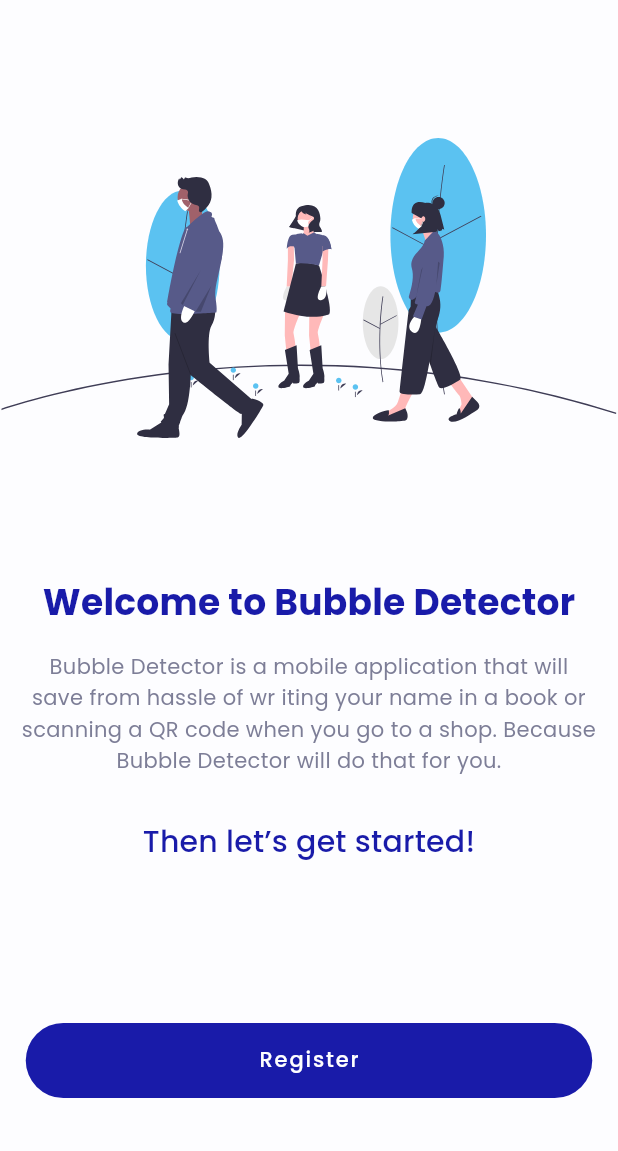
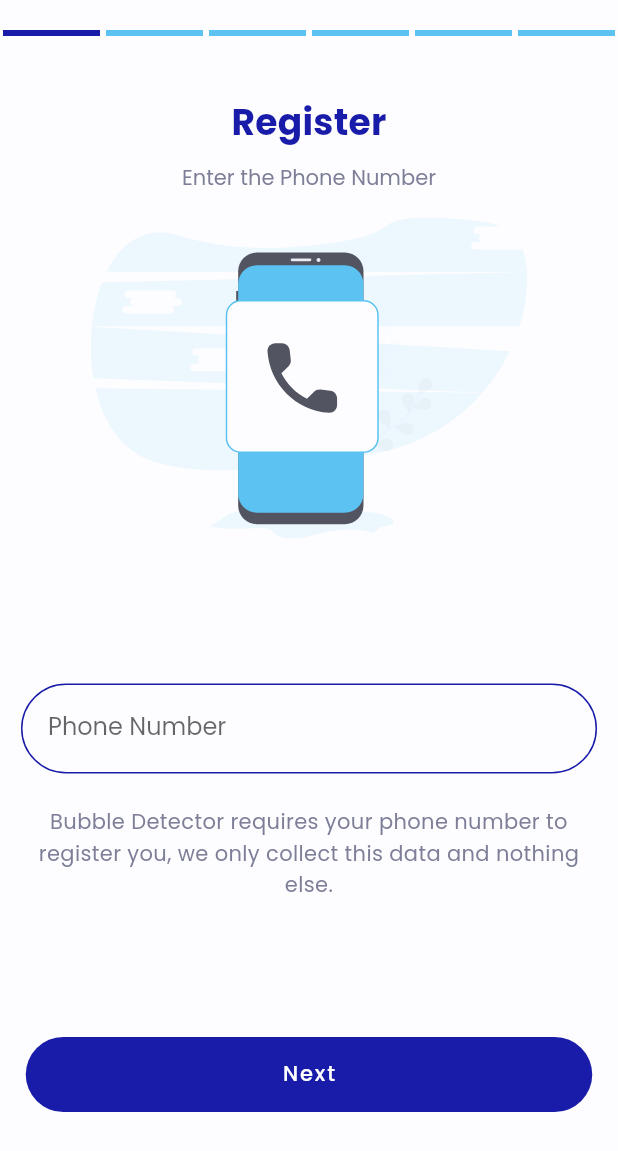
Before and after one commit to anjuchamantha/COVID19-Bubble-Detector, a Flutter app: the screen it shows after launch, on a phone screen of 412 x 824 dp. Shown: the top 1151 px of the screen. Run offline on Flutter 3.47's test engine with Material 2 defaults, Android fonts, the phone set to English and light mode, and no system bars; drawn by our look-alikes of step_progress_indicator; our stand-ins replace firebase_auth, firebase_core, flutter_svg, get; accounts and stored records are empty.

Commit message:
landing page phone number done

```diff
--- a/bubble_detector/lib/main.dart
+++ b/bubble_detector/lib/main.dart
@@ -8,6 +8,7 @@ import 'bindings/home_bindings.dart';
 import 'bindings/splash_bindings.dart';
 import 'util/theme.dart';
 import 'views/pages/Landing/landing_one.dart';
+import 'views/pages/Landing/landing_outer.dart';
 import 'views/pages/home_page.dart';
 import 'views/pages/splash_page.dart';
 
@@ -23,7 +24,7 @@ void main() async {
     GetMaterialApp(
       initialBinding: AppBinding(),
       theme: PrimaryTheme.buildTheme(),
-      initialRoute: '/landing_one',
+      initialRoute: '/landing_outer',
       getPages: [
         GetPage(
           name: '/splash',
@@ -33,6 +34,10 @@ void main() async {
         GetPage(
           name: '/landing_one',
           page: () => LandingOne(),
+        ),
+        GetPage(
+          name: '/landing_outer',
+          page: () => LandingOuter(),
         ),
         GetPage(
           name: '/home',
--- a/bubble_detector/lib/util/theme.dart
+++ b/bubble_detector/lib/util/theme.dart
@@ -6,6 +6,7 @@ abstract class PrimaryTheme {
       brightness: Brightness.light,
       fontFamily: 'Poppins',
       primaryColor: _ProjectColors.PRIMARY_COLOR,
+      secondaryHeaderColor: _ProjectColors.SECONDARY_COLOR,
       textTheme: TextTheme(
         bodyText1: TextStyle(),
         bodyText2: TextStyle(),
@@ -40,5 +41,6 @@ abstract class PrimaryTheme {
 abstract class _ProjectColors {
   static const Color BACKGROUND_COLOR = Color(0xffFDFDFF);
   static const Color PRIMARY_COLOR = Color(0xff191BA9);
+  static const Color SECONDARY_COLOR = Color(0xff5BC2F1);
   static const Color ACCENT_COLOR = Color(0xff7D7E97);
 }
--- a/bubble_detector/lib/views/pages/Landing/landing_one.dart
+++ b/bubble_detector/lib/views/pages/Landing/landing_one.dart
@@ -1,7 +1,8 @@
+import 'package:flutter/material.dart';
+import 'package:flutter_svg/flutter_svg.dart';
+
 import '../../widgets/landin_page_body_text.dart';
 import '../../widgets/landing_page_button.dart';
-import 'package:flutter/material.dart';
-import 'package:flutter_svg/flutter_svg.dart';
 
 class LandingOne extends StatelessWidget {
   const LandingOne({Key? key}) : super(key: key);
--- /dev/null
+++ b/bubble_detector/lib/views/pages/Landing/landing_outer.dart
@@ -0,0 +1,70 @@
+import 'package:flutter/material.dart';
+import 'package:flutter_svg/flutter_svg.dart';
+
+import '../../widgets/landin_page_body_text.dart';
+import '../../widgets/landing_page_button.dart';
+import '../../widgets/landing_page_textfield.dart';
+import '../../widgets/landing_step_progress.dart';
+
+class LandingOuter extends StatelessWidget {
+  const LandingOuter({Key? key}) : super(key: key);
+
+  @override
+  Widget build(BuildContext context) {
+    return Scaffold(
+      resizeToAvoidBottomInset: false,
+      body: SafeArea(
+        child: Column(
+          children: [
+            Padding(
+              padding: const EdgeInsets.only(top: 20.0),
+              child: LandingStepProgress(currentStep: 1),
+            ),
+            SizedBox(height: 40),
+            Text(
+              'Register',
+              style: TextStyle(
+                color: Theme.of(context).primaryColor,
+                fontSize: 24,
+                letterSpacing: 0.18,
+                fontWeight: FontWeight.bold,
+              ),
+            ),
+            Expanded(
+              child: Column(
+                children: [
+                  Padding(
+                    padding: const EdgeInsets.all(8.0),
+                    child: Text('Enter the Phone Number'),
+                  ),
+                  Padding(
+                    padding: const EdgeInsets.only(top: 8.0),
+                    child: SvgPicture.asset('images/phone_phone.svg'),
+                  ),
+                  Spacer(),
+                  Padding(
+                    padding: const EdgeInsets.all(14.0),
+                    child: LandingPageTextField(),
+                  ),
+                  Padding(
+                    padding: const EdgeInsets.all(8.0),
+                    child: LandingPageBodyText(
+                      text:
+                          'Bubble Detector requires your phone number to register you, we only collect this data and nothing else.',
+                    ),
+                  ),
+                  Spacer(),
+                  LandingPageButton(
+                    text: 'Next',
+                    onPressed: () {},
+                  ),
+                  Spacer(),
+                ],
+              ),
+            ),
+          ],
+        ),
+      ),
+    );
+  }
+}
--- a/bubble_detector/lib/views/pages/home_page.dart
+++ b/bubble_detector/lib/views/pages/home_page.dart
@@ -1,7 +1,8 @@
-import '../../controllers/page_controller.dart';
-import '../../controllers/auth_controller.dart';
 import 'package:flutter/material.dart';
 import 'package:get/get.dart';
+
+import '../../controllers/auth_controller.dart';
+import '../../controllers/page_controller.dart';
 
 class HomePage extends StatelessWidget {
   final HomeController homeController = Get.find();
--- /dev/null
+++ b/bubble_detector/lib/views/widgets/landing_page_textfield.dart
@@ -0,0 +1,44 @@
+import 'package:flutter/material.dart';
+import 'package:flutter/services.dart';
+
+class LandingPageTextField extends StatelessWidget {
+  const LandingPageTextField({
+    Key? key,
+  }) : super(key: key);
+
+  @override
+  Widget build(BuildContext context) {
+    return TextField(
+      decoration: InputDecoration(
+        border: OutlineInputBorder(
+          borderRadius: BorderRadius.all(Radius.circular(40.0)),
+          borderSide: BorderSide(width: 1.0),
+        ),
+        enabledBorder: OutlineInputBorder(
+          borderRadius: BorderRadius.all(Radius.circular(40.0)),
+          borderSide: BorderSide(color: Theme.of(context).primaryColor),
+        ),
+        focusedBorder: OutlineInputBorder(
+          borderRadius: BorderRadius.all(Radius.circular(40.0)),
+          borderSide: BorderSide(color: Theme.of(context).primaryColor),
+        ),
+        errorBorder: OutlineInputBorder(
+          borderRadius: BorderRadius.all(Radius.circular(40.0)),
+          borderSide: BorderSide(color: Colors.redAccent),
+        ),
+        focusedErrorBorder: OutlineInputBorder(
+          borderRadius: BorderRadius.all(Radius.circular(40.0)),
+          borderSide: BorderSide(color: Colors.orangeAccent),
+        ),
+        contentPadding: EdgeInsets.all(18),
+        hintText: '07xxxxxxxx',
+        labelText: 'Phone Number',
+      ),
+      inputFormatters: [
+        LengthLimitingTextInputFormatter(10),
+        FilteringTextInputFormatter.digitsOnly,
+      ],
+      keyboardType: TextInputType.numberWithOptions(decimal: true),
+    );
+  }
+}
--- /dev/null
+++ b/bubble_detector/lib/views/widgets/landing_step_progress.dart
@@ -0,0 +1,17 @@
+import 'package:flutter/material.dart';
+import 'package:step_progress_indicator/step_progress_indicator.dart';
+
+class LandingStepProgress extends StatelessWidget {
+  final int currentStep;
+  const LandingStepProgress({Key? key, required this.currentStep})
+      : super(key: key);
+
+  @override
+  Widget build(BuildContext context) {
+    return StepProgressIndicator(
+        totalSteps: 6,
+        currentStep: this.currentStep,
+        selectedColor: Theme.of(context).primaryColor,
+        unselectedColor: Theme.of(context).secondaryHeaderColor);
+  }
+}
--- a/bubble_detector/pubspec.yaml
+++ b/bubble_detector/pubspec.yaml
@@ -28,6 +28,7 @@ dependencies:
   firebase_core: ^1.6.0
   firebase_auth: ^3.1.1
   flutter_svg: ^0.22.0
+  step_progress_indicator: ^1.0.1
 
   # The following adds the Cupertino Icons font to your application.
   # Use with the CupertinoIcons class for iOS style icons.
```
Also changed, not shown: bubble_detector/images/phone_phone.svg (added), bubble_detector/pubspec.lock.
